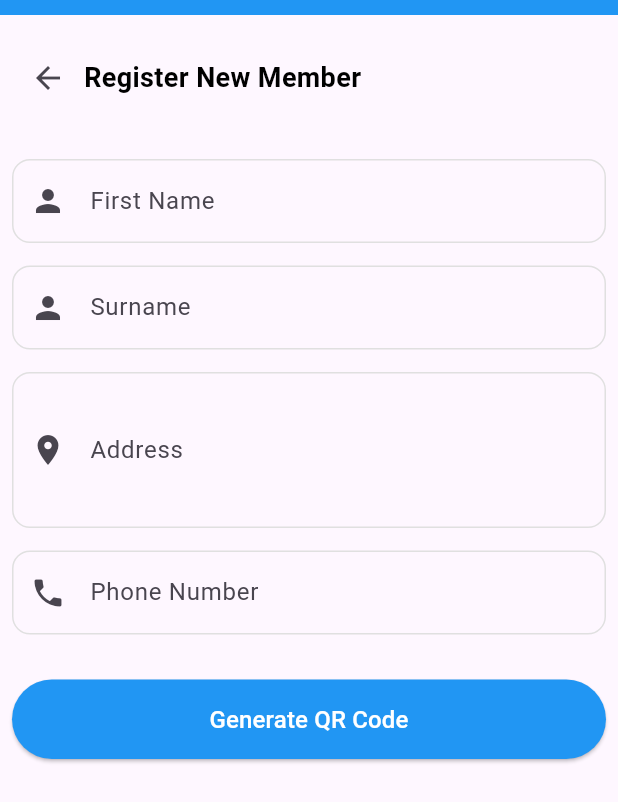
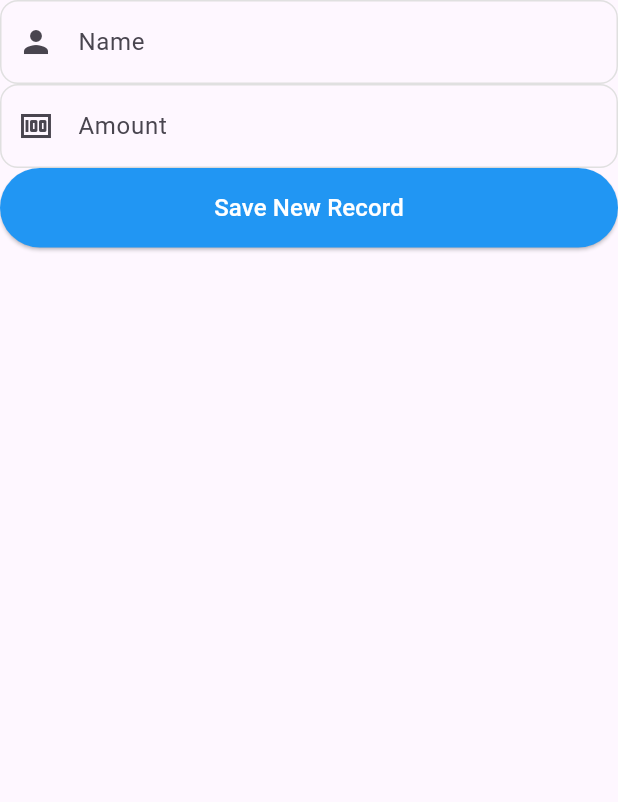
Before and after one commit to nm1999/uganda.martyrs.sacco, a Flutter app: the TreasurerDashboard screen opened directly, after a tap on "Record Contribution", on a phone screen of 412 x 824 dp. Shown: the top 802 px of the screen. Run offline on Flutter 3.47's test engine with Material 3 defaults, Android fonts, the phone set to English and light mode, and no system bars; our stand-ins replace get, qr_flutter; missing offline and left inert: mobile_scanner.

```diff
--- /dev/null
+++ b/lib/treasurer/add_savings.dart
@@ -0,0 +1,83 @@
+import 'package:flutter/material.dart';
+
+class AddSavings extends StatefulWidget {
+  const AddSavings({super.key});
+
+  @override
+  State<AddSavings> createState() => _AddSavingsState();
+}
+
+class _AddSavingsState extends State<AddSavings> {
+  final TextEditingController _surnameController = TextEditingController();
+  final TextEditingController _amounController = TextEditingController();
+
+  @override
+  Widget build(BuildContext context) {
+    return Scaffold(
+      body: SingleChildScrollView(
+        child: Column(
+          mainAxisAlignment: MainAxisAlignment.start,
+          children: [
+            TextFormField(
+              controller: _surnameController,
+              keyboardType: TextInputType.text,
+              decoration: InputDecoration(
+                labelText: 'Name',
+                prefixIcon: const Icon(Icons.person),
+                border: OutlineInputBorder(
+                  borderRadius: BorderRadius.circular(12),
+                ),
+                enabledBorder: OutlineInputBorder(
+                  borderRadius: BorderRadius.circular(12),
+                  borderSide: BorderSide(color: Colors.grey[300]!),
+                ),
+              ),
+              validator: (value) {
+                if (value == null || value.isEmpty) {
+                  return 'Please enter surname';
+                }
+                return null;
+              },
+            ),
+            TextFormField(
+              controller: _amounController,
+              keyboardType: TextInputType.number,
+              decoration: InputDecoration(
+                labelText: 'Amount',
+                prefixIcon: const Icon(Icons.money),
+                border: OutlineInputBorder(
+                  borderRadius: BorderRadius.circular(12),
+                ),
+                enabledBorder: OutlineInputBorder(
+                  borderRadius: BorderRadius.circular(12),
+                  borderSide: BorderSide(color: Colors.grey[300]!),
+                ),
+              ),
+              validator: (value) {
+                if (value == null || value.isEmpty) {
+                  return 'Please enter amount';
+                }
+                return null;
+              },
+            ),
+
+            SizedBox(
+              width: double.infinity,
+              child: ElevatedButton(
+                onPressed: () {},
+                style: ElevatedButton.styleFrom(
+                  padding: EdgeInsets.symmetric(vertical: 15),
+                  backgroundColor: Colors.blue,
+                ),
+                child: Text(
+                  "Save New Record",
+                  style: TextStyle(fontSize: 16, color: Colors.white),
+                ),
+              ),
+            ),
+          ],
+        ),
+      ),
+    );
+  }
+}
--- a/lib/treasurer/dashboard.dart
+++ b/lib/treasurer/dashboard.dart
@@ -1,5 +1,6 @@
 import 'package:flutter/material.dart';
 import 'package:get/get.dart';
+import 'package:ugandamartyrssacco/treasurer/add_savings.dart';
 import 'add_member_page.dart';
 
 import '../auth/login.dart';
@@ -120,7 +121,7 @@ class _TreasurerDashboardState extends State<TreasurerDashboard> {
               label: 'Record Contribution',
               icon: Icons.add_circle_outline,
               onPressed: () {
-                Get.to(AddMemberPage());
+                Get.to(AddSavings());
               },
             ),
             const SizedBox(height: 12),
@@ -156,6 +157,16 @@ class _TreasurerDashboardState extends State<TreasurerDashboard> {
                 );
               },
             ),
+            const SizedBox(height: 12),
+
+            _buildQuickActionButton(
+              label: 'Add New Member',
+              icon: Icons.person,
+              onPressed: () {
+                Get.to(AddMemberPage());
+              },
+            ),
+            const SizedBox(height: 24),
             const SizedBox(height: 12),
 
             _buildQuickActionButton(
```
